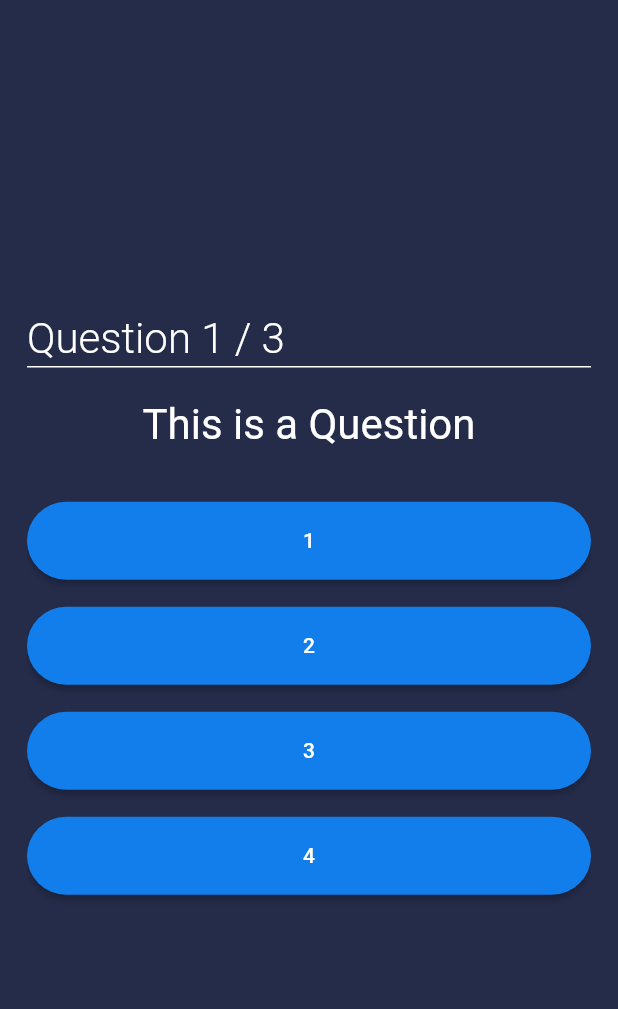
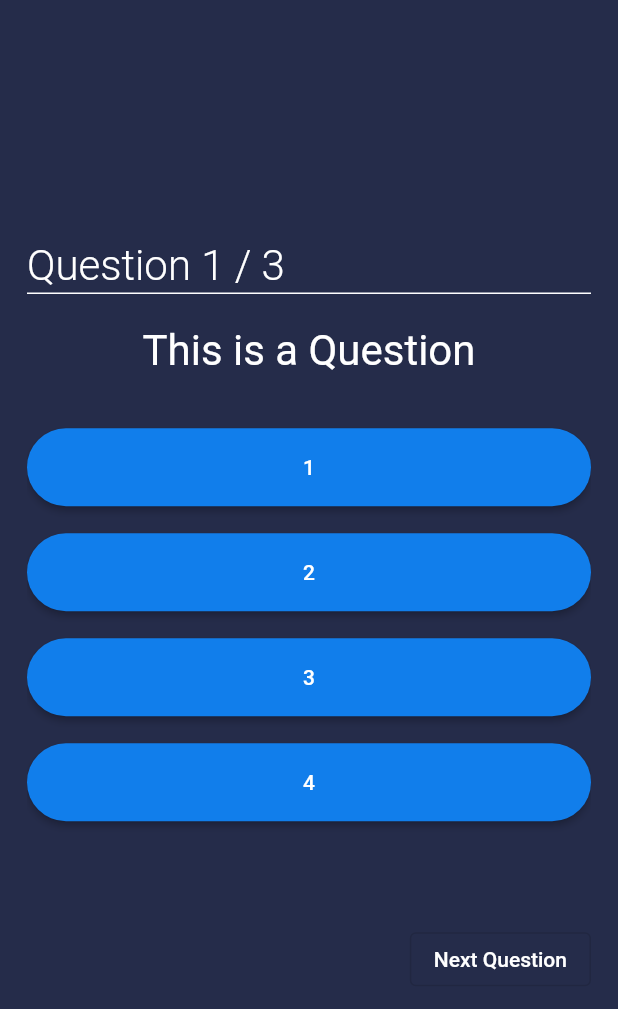
Before and after one commit to hashfx/quiz-app-flutter, a Flutter app: the screen it shows after launch, on a phone screen of 412 x 824 dp. Shown: the top 1009 px of the screen. Run offline on Flutter 3.47's test engine with Material 2 defaults, Android fonts, the phone set to English and light mode, and no system bars.

Commit message:
Questions UI Model Display Done

```diff
--- a/lib/main.dart
+++ b/lib/main.dart
@@ -28,6 +28,9 @@ class _HomePageState extends State<HomePage> {
   // color
   Color mainColor = Color(0xFF252c4a);
   Color secondaryColor = Color(0xFF117eeb);
+
+  // page controller for page view
+  PageController? _controller = PageController(initialPage: 0);
 
   @override
   Widget build(BuildContext context) {
@@ -86,6 +89,24 @@ class _HomePageState extends State<HomePage> {
                           ),
                         ),
                       ),
+                    SizedBox(
+                      height: 50.0,
+                    ),
+                    Row(
+                      mainAxisAlignment: MainAxisAlignment.end,
+                      children: [
+                        OutlinedButton(
+                          onPressed: () {},
+                          style: ButtonStyle(),
+                          child: Text(
+                            "Next Question",
+                            style: TextStyle(
+                              color: Colors.white,
+                            ),
+                          ),
+                        ),
+                      ],
+                    ),
                   ],
                 );
               },
```
